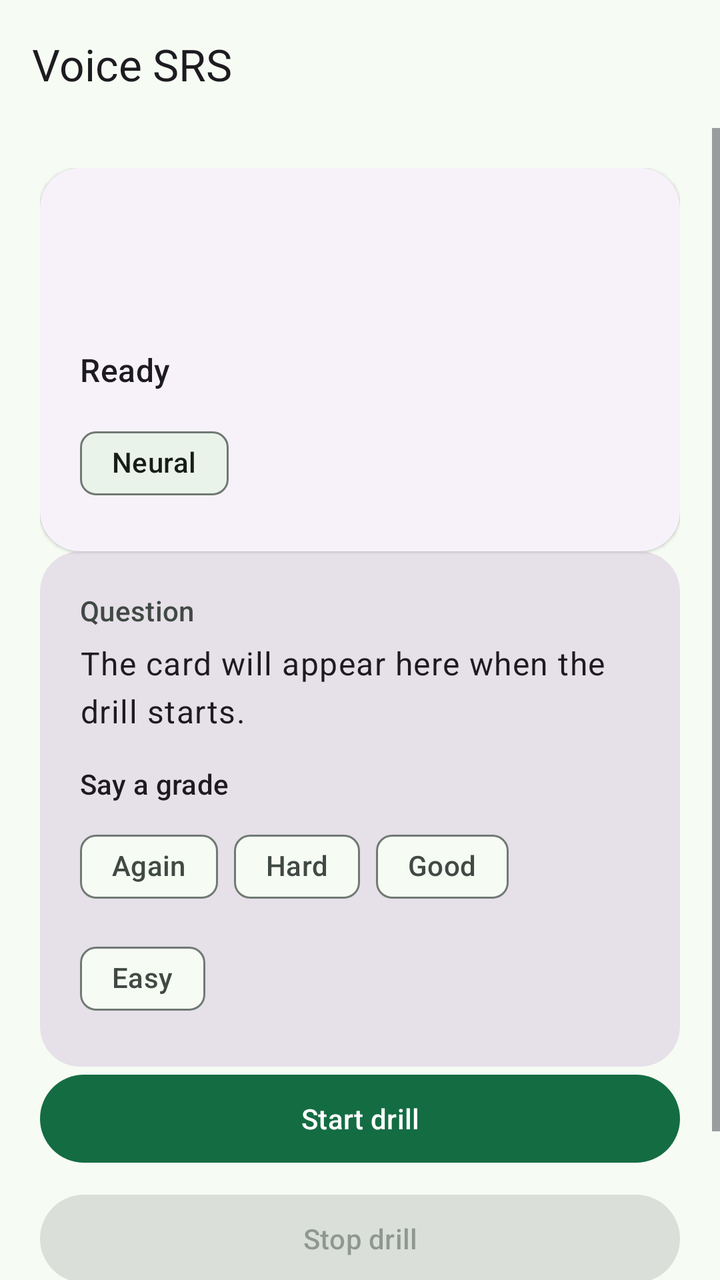
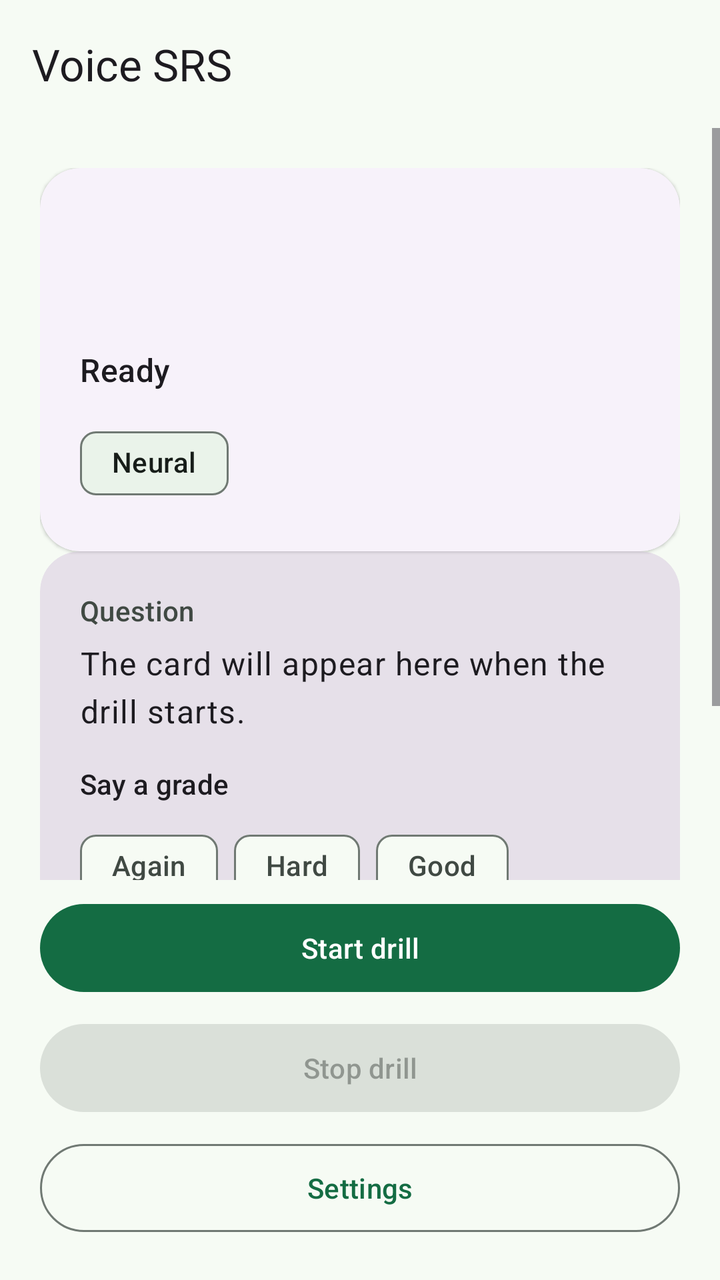

Compare the two renders of this Android layout. The source of the first and the diff that turns it into the second are given below.
<!-- AndroidManifest.xml: application theme Theme.VoiceSrs -->
<!-- res/layout/activity_main.xml -->
<?xml version="1.0" encoding="utf-8"?>
<LinearLayout xmlns:android="http://schemas.android.com/apk/res/android"
    xmlns:app="http://schemas.android.com/apk/res-auto"
    android:layout_width="match_parent"
    android:layout_height="match_parent"
    android:fitsSystemWindows="true"
    android:orientation="vertical">

    <com.google.android.material.appbar.MaterialToolbar
        android:id="@+id/toolbar"
        android:layout_width="match_parent"
        android:layout_height="?attr/actionBarSize"
        android:background="?attr/colorSurface"
        app:title="@string/app_name"
        app:titleTextAppearance="?attr/textAppearanceTitleLarge" />

    <ScrollView
        android:layout_width="match_parent"
        android:layout_height="0dp"
        android:layout_weight="1"
        android:clipToPadding="false"
        android:fillViewport="true">

        <LinearLayout
            android:layout_width="match_parent"
            android:layout_height="wrap_content"
            android:animateLayoutChanges="true"
            android:orientation="vertical"
            android:padding="@dimen/screen_padding">

            <include
                layout="@layout/include_status_card"
                android:layout_width="match_parent"
                android:layout_height="wrap_content" />

            <include
                layout="@layout/include_error_card"
                android:layout_width="match_parent"
                android:layout_height="wrap_content" />

            <include
                layout="@layout/include_current_card"
                android:layout_width="match_parent"
                android:layout_height="wrap_content" />

            <include
                layout="@layout/include_actions"
                android:layout_width="match_parent"
                android:layout_height="wrap_content" />
        </LinearLayout>
    </ScrollView>
</LinearLayout>
<!-- res/layout/include_status_card.xml (included above) -->
<?xml version="1.0" encoding="utf-8"?>
<com.google.android.material.card.MaterialCardView xmlns:android="http://schemas.android.com/apk/res/android"
    xmlns:app="http://schemas.android.com/apk/res-auto"
    android:id="@+id/statusCard"
    style="@style/Widget.Material3.CardView.Elevated"
    android:layout_width="match_parent"
    android:layout_height="wrap_content"
    android:layout_marginBottom="12dp"
    app:cardCornerRadius="20dp"
    app:contentPadding="20dp">

    <LinearLayout
        android:layout_width="match_parent"
        android:layout_height="wrap_content"
        android:animateLayoutChanges="true"
        android:orientation="vertical">

        <TextView
            android:id="@+id/deckName"
            android:layout_width="match_parent"
            android:layout_height="wrap_content"
            android:textAppearance="?attr/textAppearanceHeadlineSmall" />

        <TextView
            android:id="@+id/dueCount"
            android:layout_width="match_parent"
            android:layout_height="wrap_content"
            android:layout_marginTop="4dp"
            android:textAppearance="?attr/textAppearanceBodyLarge" />

        <TextView
            android:id="@+id/stateText"
            android:layout_width="match_parent"
            android:layout_height="wrap_content"
            android:layout_marginTop="12dp"
            android:text="@string/state_ready"
            android:textAppearance="?attr/textAppearanceTitleMedium" />

        <TextView
            android:id="@+id/progressText"
            android:layout_width="match_parent"
            android:layout_height="wrap_content"
            android:layout_marginTop="4dp"
            android:textAppearance="?attr/textAppearanceBodyMedium"
            android:visibility="gone" />

        <com.google.android.material.chip.Chip
            android:id="@+id/syncChip"
            style="@style/Widget.Material3.Chip.Assist"
            android:layout_width="wrap_content"
            android:layout_height="wrap_content"
            android:layout_marginTop="8dp"
            android:clickable="false"
            android:focusable="false"
            android:text="0 pending sync"
            android:visibility="gone"
            app:chipMinHeight="32dp" />

        <com.google.android.material.chip.Chip
            android:id="@+id/engineChip"
            style="@style/Widget.Material3.Chip.Assist"
            android:layout_width="wrap_content"
            android:layout_height="wrap_content"
            android:layout_marginTop="12dp"
            android:clickable="false"
            android:focusable="false"
            android:text="@string/engine_neural"
            app:chipMinHeight="32dp" />
    </LinearLayout>
</com.google.android.material.card.MaterialCardView>
<!-- res/layout/include_error_card.xml (included above) -->
<?xml version="1.0" encoding="utf-8"?>
<com.google.android.material.card.MaterialCardView xmlns:android="http://schemas.android.com/apk/res/android"
    xmlns:app="http://schemas.android.com/apk/res-auto"
    android:id="@+id/errorCard"
    style="@style/Widget.Material3.CardView.Outlined"
    android:layout_width="match_parent"
    android:layout_height="wrap_content"
    android:layout_marginBottom="12dp"
    android:visibility="gone"
    app:cardCornerRadius="20dp"
    app:contentPadding="20dp"
    app:strokeColor="?attr/colorError">

    <LinearLayout
        android:layout_width="match_parent"
        android:layout_height="wrap_content"
        android:orientation="vertical">

        <TextView
            android:id="@+id/errorTitle"
            android:layout_width="match_parent"
            android:layout_height="wrap_content"
            android:text="@string/error_title"
            android:textAppearance="?attr/textAppearanceTitleMedium"
            android:textColor="?attr/colorError" />

        <TextView
            android:id="@+id/errorText"
            android:layout_width="match_parent"
            android:layout_height="wrap_content"
            android:layout_marginTop="6dp"
            android:textAppearance="?attr/textAppearanceBodyLarge" />

        <Button
            android:id="@+id/retryButton"
            style="@style/Widget.Material3.Button"
            android:layout_width="match_parent"
            android:layout_height="wrap_content"
            android:layout_marginTop="12dp"
            android:minHeight="52dp"
            android:text="@string/error_retry" />
    </LinearLayout>
</com.google.android.material.card.MaterialCardView>
<!-- res/layout/include_current_card.xml (included above) -->
<?xml version="1.0" encoding="utf-8"?>
<com.google.android.material.card.MaterialCardView xmlns:android="http://schemas.android.com/apk/res/android"
    xmlns:app="http://schemas.android.com/apk/res-auto"
    android:id="@+id/currentCard"
    style="@style/Widget.Material3.CardView.Filled"
    android:layout_width="match_parent"
    android:layout_height="wrap_content"
    android:layout_marginBottom="16dp"
    app:cardCornerRadius="20dp"
    app:contentPadding="20dp">

    <LinearLayout
        android:layout_width="match_parent"
        android:layout_height="wrap_content"
        android:animateLayoutChanges="true"
        android:orientation="vertical">

        <TextView
            android:id="@+id/frontLabel"
            android:layout_width="match_parent"
            android:layout_height="wrap_content"
            android:text="@string/card_front_label"
            android:textAppearance="?attr/textAppearanceLabelLarge"
            android:textColor="?attr/colorOnSurfaceVariant" />

        <TextView
            android:id="@+id/cardFront"
            android:layout_width="match_parent"
            android:layout_height="wrap_content"
            android:layout_marginTop="6dp"
            android:lineSpacingMultiplier="1.15"
            android:text="@string/card_idle"
            android:textAppearance="?attr/textAppearanceBodyLarge" />

        <TextView
            android:id="@+id/backLabel"
            android:layout_width="match_parent"
            android:layout_height="wrap_content"
            android:layout_marginTop="16dp"
            android:text="@string/card_back_label"
            android:textAppearance="?attr/textAppearanceLabelLarge"
            android:textColor="?attr/colorPrimary"
            android:visibility="gone" />

        <TextView
            android:id="@+id/cardBack"
            android:layout_width="match_parent"
            android:layout_height="wrap_content"
            android:layout_marginTop="6dp"
            android:lineSpacingMultiplier="1.15"
            android:textAppearance="?attr/textAppearanceBodyLarge"
            android:visibility="gone" />

        <TextView
            android:id="@+id/heardText"
            android:layout_width="match_parent"
            android:layout_height="wrap_content"
            android:layout_marginTop="12dp"
            android:textAppearance="?attr/textAppearanceBodyMedium"
            android:textColor="?attr/colorOnSurfaceVariant"
            android:visibility="gone" />

        <TextView
            android:id="@+id/gradeGuideLabel"
            android:layout_width="match_parent"
            android:layout_height="wrap_content"
            android:layout_marginTop="16dp"
            android:text="@string/grade_guide"
            android:textAppearance="?attr/textAppearanceLabelLarge" />

        <com.google.android.material.chip.ChipGroup
            android:id="@+id/gradeChips"
            android:layout_width="match_parent"
            android:layout_height="wrap_content"
            android:layout_marginTop="8dp"
            app:chipSpacingHorizontal="8dp"
            app:singleLine="false">

            <com.google.android.material.chip.Chip
                android:id="@+id/chipAgain"
                style="@style/Widget.Material3.Chip.Suggestion"
                android:layout_width="wrap_content"
                android:layout_height="wrap_content"
                android:checkable="true"
                android:text="@string/grade_again"
                app:checkedIconVisible="false" />

            <com.google.android.material.chip.Chip
                android:id="@+id/chipHard"
                style="@style/Widget.Material3.Chip.Suggestion"
                android:layout_width="wrap_content"
                android:layout_height="wrap_content"
                android:checkable="true"
                android:text="@string/grade_hard"
                app:checkedIconVisible="false" />

            <com.google.android.material.chip.Chip
                android:id="@+id/chipGood"
                style="@style/Widget.Material3.Chip.Suggestion"
                android:layout_width="wrap_content"
                android:layout_height="wrap_content"
                android:checkable="true"
                android:text="@string/grade_good"
                app:checkedIconVisible="false" />

            <com.google.android.material.chip.Chip
                android:id="@+id/chipEasy"
                style="@style/Widget.Material3.Chip.Suggestion"
                android:layout_width="wrap_content"
                android:layout_height="wrap_content"
                android:checkable="true"
                android:text="@string/grade_easy"
                app:checkedIconVisible="false" />
        </com.google.android.material.chip.ChipGroup>
    </LinearLayout>
</com.google.android.material.card.MaterialCardView>
<!-- res/layout/include_actions.xml (included above) -->
<?xml version="1.0" encoding="utf-8"?>
<LinearLayout xmlns:android="http://schemas.android.com/apk/res/android"
    android:id="@+id/actionRow"
    android:layout_width="match_parent"
    android:layout_height="wrap_content"
    android:orientation="vertical">

    <Button
        android:id="@+id/startButton"
        style="@style/Widget.Material3.Button"
        android:layout_width="match_parent"
        android:layout_height="wrap_content"
        android:minHeight="52dp"
        android:text="@string/app_start" />

    <Button
        android:id="@+id/stopButton"
        style="@style/Widget.Material3.Button.TonalButton"
        android:layout_width="match_parent"
        android:layout_height="wrap_content"
        android:layout_marginTop="8dp"
        android:enabled="false"
        android:minHeight="52dp"
        android:text="@string/app_stop" />

    <Button
        android:id="@+id/syncButton"
        style="@style/Widget.Material3.Button.TonalButton"
        android:layout_width="match_parent"
        android:layout_height="wrap_content"
        android:layout_marginTop="8dp"
        android:minHeight="52dp"
        android:text="@string/app_sync"
        android:visibility="gone" />

    <Button
        android:id="@+id/settingsButton"
        style="@style/Widget.Material3.Button.OutlinedButton"
        android:layout_width="match_parent"
        android:layout_height="wrap_content"
        android:layout_marginTop="8dp"
        android:minHeight="52dp"
        android:text="@string/app_settings" />
</LinearLayout>
<!-- resources referenced by this layout -->
<resources>
  <dimen name="screen_padding">20dp</dimen>
  <string name="app_name">Voice SRS</string>
  <string name="app_settings">Settings</string>
  <string name="app_start">Start drill</string>
  <string name="app_stop">Stop drill</string>
  <string name="app_sync">Sync</string>
  <string name="card_back_label">Answer</string>
  <string name="card_front_label">Question</string>
  <string name="card_idle">The card will appear here when the drill starts.</string>
  <string name="engine_neural">Neural</string>
  <string name="error_retry">Retry</string>
  <string name="error_title">Can\'t start the drill</string>
  <string name="grade_again">Again</string>
  <string name="grade_easy">Easy</string>
  <string name="grade_good">Good</string>
  <string name="grade_guide">Say a grade</string>
  <string name="grade_hard">Hard</string>
  <string name="state_ready">Ready</string>
  <style name="Theme.VoiceSrs" parent="Theme.Material3.DayNight.NoActionBar">
          <item name="colorPrimary">@color/md_theme_primary</item>
          <item name="colorOnPrimary">@color/md_theme_onPrimary</item>
          <item name="colorPrimaryContainer">@color/md_theme_primaryContainer</item>
          <item name="colorOnPrimaryContainer">@color/md_theme_onPrimaryContainer</item>
          <item name="colorSecondary">@color/md_theme_secondary</item>
          <item name="colorOnSecondary">@color/md_theme_onSecondary</item>
          <item name="colorSecondaryContainer">@color/md_theme_secondaryContainer</item>
          <item name="colorOnSecondaryContainer">@color/md_theme_onSecondaryContainer</item>
          <item name="colorTertiary">@color/md_theme_tertiary</item>
          <item name="colorOnTertiary">@color/md_theme_onTertiary</item>
          <item name="colorTertiaryContainer">@color/md_theme_tertiaryContainer</item>
          <item name="colorOnTertiaryContainer">@color/md_theme_onTertiaryContainer</item>
          <item name="android:colorBackground">@color/md_theme_background</item>
          <item name="colorSurface">@color/md_theme_surface</item>
          <item name="colorOnSurface">@color/md_theme_onSurface</item>
          <item name="colorSurfaceVariant">@color/md_theme_surfaceVariant</item>
          <item name="colorOnSurfaceVariant">@color/md_theme_onSurfaceVariant</item>
          <item name="colorOutline">@color/md_theme_outline</item>
          <item name="colorError">@color/md_theme_error</item>
          <item name="colorOnError">@color/md_theme_onError</item>
          <item name="android:statusBarColor">@android:color/transparent</item>
          <item name="android:navigationBarColor">@android:color/transparent</item>
          <item name="android:forceDarkAllowed">false</item>
      </style>
  <color name="md_theme_primary">#146C43</color>
  <color name="md_theme_onPrimary">#FFFFFF</color>
  <color name="md_theme_primaryContainer">#A4F4C4</color>
  <color name="md_theme_onPrimaryContainer">#002110</color>
  <color name="md_theme_secondary">#4D6356</color>
  <color name="md_theme_onSecondary">#FFFFFF</color>
  <color name="md_theme_secondaryContainer">#D0E8D8</color>
  <color name="md_theme_onSecondaryContainer">#0B1F15</color>
  <color name="md_theme_tertiary">#3C6472</color>
  <color name="md_theme_onTertiary">#FFFFFF</color>
  <color name="md_theme_tertiaryContainer">#C0E9FA</color>
  <color name="md_theme_onTertiaryContainer">#001F28</color>
  <color name="md_theme_background">#F6FBF4</color>
  <color name="md_theme_surface">#F6FBF4</color>
  <color name="md_theme_onSurface">#171D19</color>
  <color name="md_theme_surfaceVariant">#DCE5DC</color>
  <color name="md_theme_onSurfaceVariant">#404943</color>
  <color name="md_theme_outline">#707973</color>
  <color name="md_theme_error">#BA1A1A</color>
  <color name="md_theme_onError">#FFFFFF</color>
</resources>

<!-- the commit's change to res/layout/activity_main.xml (unified diff, before → after) -->
@@ -42,13 +42,18 @@
                 layout="@layout/include_current_card"
                 android:layout_width="match_parent"
                 android:layout_height="wrap_content" />
-
-            <include
-                layout="@layout/include_actions"
-                android:layout_width="match_parent"
-                android:layout_height="wrap_content" />
         </LinearLayout>
     </ScrollView>
+
+    
+    <include
+        layout="@layout/include_actions"
+        android:layout_width="match_parent"
+        android:layout_height="wrap_content"
+        android:layout_marginStart="@dimen/screen_padding"
+        android:layout_marginEnd="@dimen/screen_padding"
+        android:layout_marginTop="8dp"
+        android:layout_marginBottom="@dimen/screen_padding" />
 </LinearLayout>
 <!-- res/layout/include_status_card.xml (included above) -->
 <?xml version="1.0" encoding="utf-8"?>
@@ -242,7 +247,8 @@
             android:layout_height="wrap_content"
             android:layout_marginTop="8dp"
             app:chipSpacingHorizontal="8dp"
-            app:singleLine="false">
+            app:singleLine="false"
+            app:singleSelection="true">
 
             <com.google.android.material.chip.Chip
                 android:id="@+id/chipAgain"
